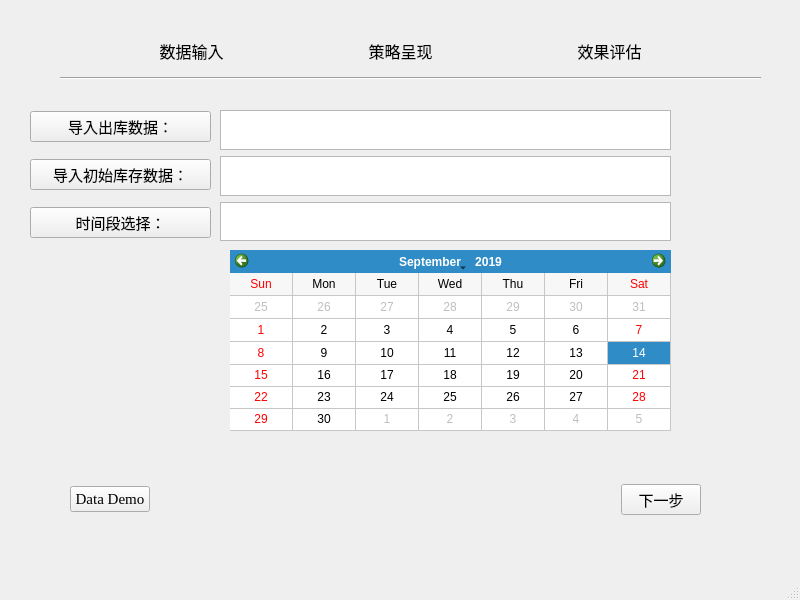
paradiseland/PyQt, file inv_1.ui: the form before one commit.
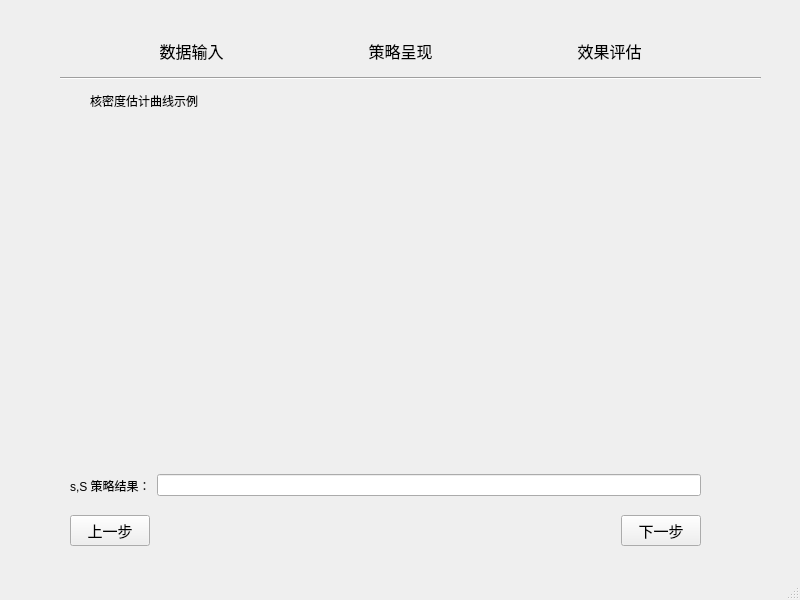
The form after the commit.

Commit message: inv_2ui ->py

What changed in the file:
```diff
--- a/inv_1.ui
+++ b/inv_1.ui
@@ -96,152 +96,38 @@
      </item>
     </layout>
    </widget>
-   <widget class="QCalendarWidget" name="calendarWidget">
-    <property name="enabled">
-     <bool>true</bool>
-    </property>
+   <widget class="QLabel" name="label">
     <property name="geometry">
      <rect>
-      <x>230</x>
-      <y>250</y>
-      <width>441</width>
-      <height>181</height>
+      <x>90</x>
+      <y>90</y>
+      <width>111</width>
+      <height>21</height>
      </rect>
     </property>
-    <property name="sizePolicy">
-     <sizepolicy hsizetype="Maximum" vsizetype="Maximum">
-      <horstretch>0</horstretch>
-      <verstretch>0</verstretch>
-     </sizepolicy>
+    <property name="text">
+     <string>核密度估计曲线示例：</string>
     </property>
-    <property name="cursor">
-     <cursorShape>PointingHandCursor</cursorShape>
-    </property>
-    <property name="contextMenuPolicy">
-     <enum>Qt::PreventContextMenu</enum>
-    </property>
-    <property name="selectedDate">
-     <date>
-      <year>2019</year>
-      <month>9</month>
-      <day>14</day>
-     </date>
-    </property>
-    <property name="minimumDate">
-     <date>
-      <year>2019</year>
-      <month>1</month>
-      <day>1</day>
-     </date>
-    </property>
-    <property name="maximumDate">
-     <date>
-      <year>2019</year>
-      <month>12</month>
-      <day>31</day>
-     </date>
-    </property>
-    <property name="firstDayOfWeek">
-     <enum>Qt::Sunday</enum>
-    </property>
-    <property name="gridVisible">
-     <bool>true</bool>
-    </property>
-    <property name="selectionMode">
-     <enum>QCalendarWidget::SingleSelection</enum>
-    </property>
-    <property name="horizontalHeaderFormat">
-     <enum>QCalendarWidget::ShortDayNames</enum>
-    </property>
-    <property name="verticalHeaderFormat">
-     <enum>QCalendarWidget::NoVerticalHeader</enum>
-    </property>
-    <property name="navigationBarVisible">
-     <bool>true</bool>
-    </property>
-    <property name="dateEditEnabled">
-     <bool>true</bool>
-    </property>
-   </widget>
-   <widget class="QWidget" name="verticalLayoutWidget_2">
-    <property name="geometry">
-     <rect>
-      <x>220</x>
-      <y>110</y>
-      <width>451</width>
-      <height>131</height>
-     </rect>
-    </property>
-    <layout class="QVBoxLayout" name="verticalLayout_4">
-     <property name="sizeConstraint">
-      <enum>QLayout::SetDefaultConstraint</enum>
-     </property>
-     <item>
-      <widget class="QTextEdit" name="textEdit"/>
-     </item>
-     <item>
-      <widget class="QTextEdit" name="textEdit_2"/>
-     </item>
-     <item>
-      <widget class="QTextEdit" name="textEdit_3"/>
-     </item>
-    </layout>
    </widget>
    <widget class="QWidget" name="horizontalLayoutWidget_2">
     <property name="geometry">
      <rect>
-      <x>30</x>
-      <y>100</y>
-      <width>181</width>
-      <height>151</height>
+      <x>70</x>
+      <y>470</y>
+      <width>631</width>
+      <height>31</height>
      </rect>
     </property>
     <layout class="QHBoxLayout" name="horizontalLayout_3">
      <item>
-      <layout class="QVBoxLayout" name="verticalLayout_3">
-       <property name="sizeConstraint">
-        <enum>QLayout::SetDefaultConstraint</enum>
+      <widget class="QLabel" name="label_2">
+       <property name="text">
+        <string>s,S 策略结果：</string>
        </property>
-       <item>
-        <widget class="QPushButton" name="btn_inputdata">
-         <property name="font">
-          <font>
-           <family>微软雅黑</family>
-           <pointsize>11</pointsize>
-          </font>
-         </property>
-         <property name="text">
-          <string>导入出库数据：</string>
-         </property>
-        </widget>
-       </item>
-       <item>
-        <widget class="QPushButton" name="btn_inputinitinv">
-         <property name="font">
-          <font>
-           <family>微软雅黑</family>
-           <pointsize>11</pointsize>
-          </font>
-         </property>
-         <property name="text">
-          <string>导入初始库存数据：</string>
-         </property>
-        </widget>
-       </item>
-       <item>
-        <widget class="QPushButton" name="btn_timeselect">
-         <property name="font">
-          <font>
-           <family>微软雅黑</family>
-           <pointsize>11</pointsize>
-          </font>
-         </property>
-         <property name="text">
-          <string>时间段选择：</string>
-         </property>
-        </widget>
-       </item>
-      </layout>
+      </widget>
+     </item>
+     <item>
+      <widget class="QLineEdit" name="lineEdit"/>
      </item>
     </layout>
    </widget>
@@ -249,7 +135,7 @@
     <property name="geometry">
      <rect>
       <x>70</x>
-      <y>479</y>
+      <y>510</y>
       <width>631</width>
       <height>41</height>
      </rect>
@@ -270,7 +156,7 @@
         </font>
        </property>
        <property name="text">
-        <string>Data Demo</string>
+        <string>上一步</string>
        </property>
       </widget>
      </item>
```
Left out of the diff: 29 changed lines with no effect on the pictures. The commit also changes 2 other files.
